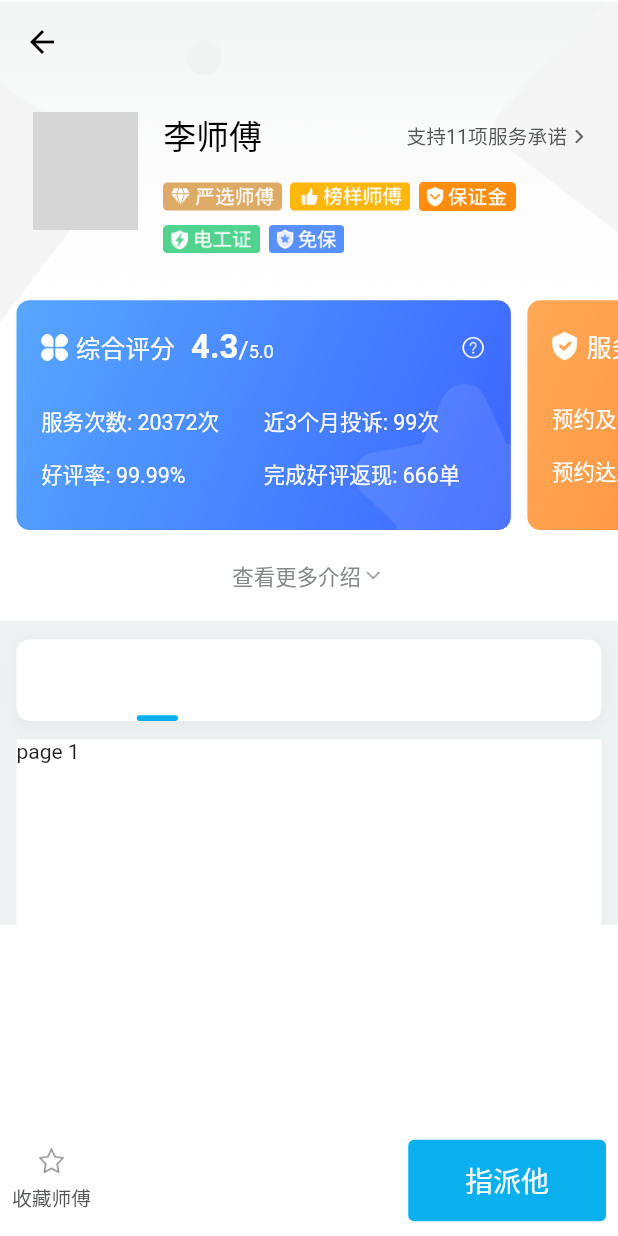
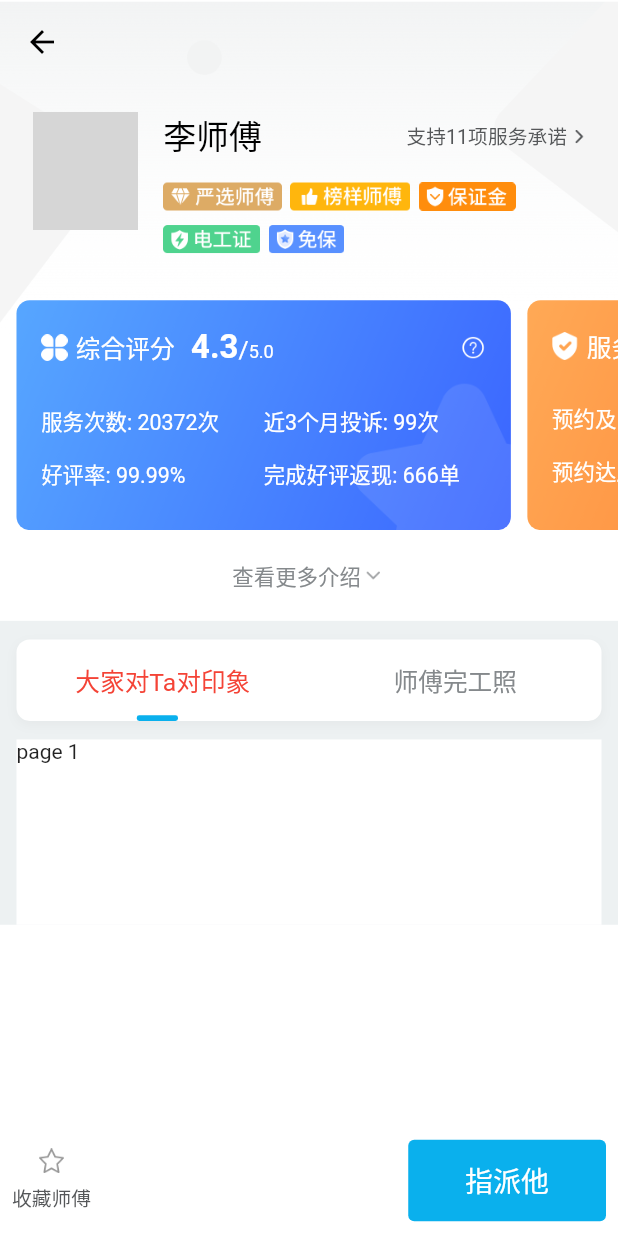
Before and after one commit to xiazanzhang/flutter_study, a Flutter app: the MasterHome screen opened by its route, on a phone screen of 412 x 824 dp. Run offline on Flutter 3.47's test engine with Material 2 defaults, Android fonts, the phone set to English and light mode, and no system bars; our stand-ins replace dio, flutter_screenutil; network calls fail; grey boxes are pictures that could not be loaded.

Commit message:
feat: update tabs

```diff
--- a/lib/pages/masterhome/widget/tabs.dart
+++ b/lib/pages/masterhome/widget/tabs.dart
@@ -10,7 +10,7 @@ class Tabs extends StatefulWidget {
 class TabsState extends State<Tabs> {
   int tabIndex = 0;
 
-  final List<String> tablist = ['大家对Ta对印象', '师傅完工照'];
+  final List tablist = ['大家对Ta对印象', '师傅完工照'];
 
   void initState() {
     super.initState();
@@ -45,7 +45,26 @@ class TabsState extends State<Tabs> {
         children: <Widget>[
           Container(
             child: Row(
-              children: <Widget>[],
+              children: tablist.asMap().entries.map<Widget>((item) {
+                return Container(
+                  width: 177.5.w,
+                  height: 44.h,
+                  child: Row(
+                    mainAxisAlignment: MainAxisAlignment.center,
+                    crossAxisAlignment: CrossAxisAlignment.center,
+                    children: [
+                      Text(
+                        item.value,
+                        style: tabIndex == item.key
+                            ? TextStyle(fontSize: 15.sp, color: Colors.red)
+                            : TextStyle(
+                                fontSize: 15.sp,
+                                color: Color.fromRGBO(133, 137, 140, 1)),
+                      )
+                    ],
+                  ),
+                );
+              }).toList(),
             ),
           ),
           Container(
```
